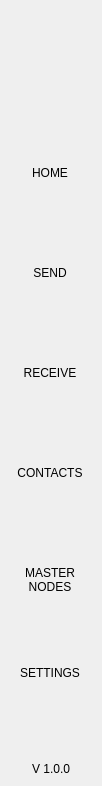
Qt form src/qt/pivx/forms/navmenuwidget.ui (BitcoinAdultV2/BitcoinAdultV2) before a commit.
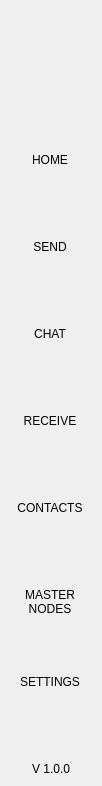
The same form after that commit.

Commit message: Encrypted chat feature

```diff
--- a/src/qt/pivx/forms/navmenuwidget.ui
+++ b/src/qt/pivx/forms/navmenuwidget.ui
@@ -213,6 +213,32 @@
             </property>
            </widget>
           </item>
+          <item>
+          <widget class="QToolButton" name="btnChat">
+            <property name="minimumSize">
+             <size>
+              <width>100</width>
+              <height>80</height>
+             </size>
+            </property>
+            <property name="text">
+             <string>CHAT
+</string>
+            </property>
+            <property name="iconSize">
+             <size>
+              <width>32</width>
+              <height>32</height>
+             </size>
+            </property>
+            <property name="checkable">
+             <bool>true</bool>
+            </property>
+            <property name="autoExclusive">
+             <bool>true</bool>
+            </property>
+           </widget>
+          </item>
           <item>
            <widget class="QToolButton" name="btnReceive">
             <property name="minimumSize">
```
The commit also changes 22 other files.
